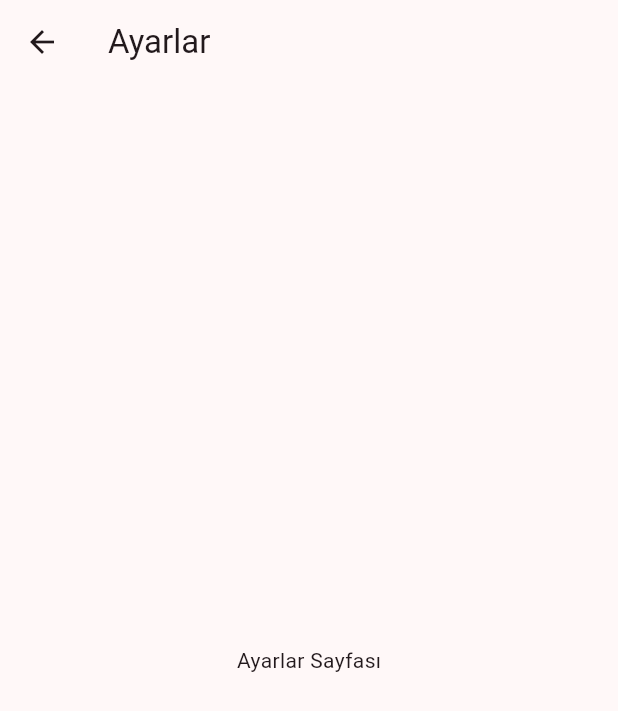
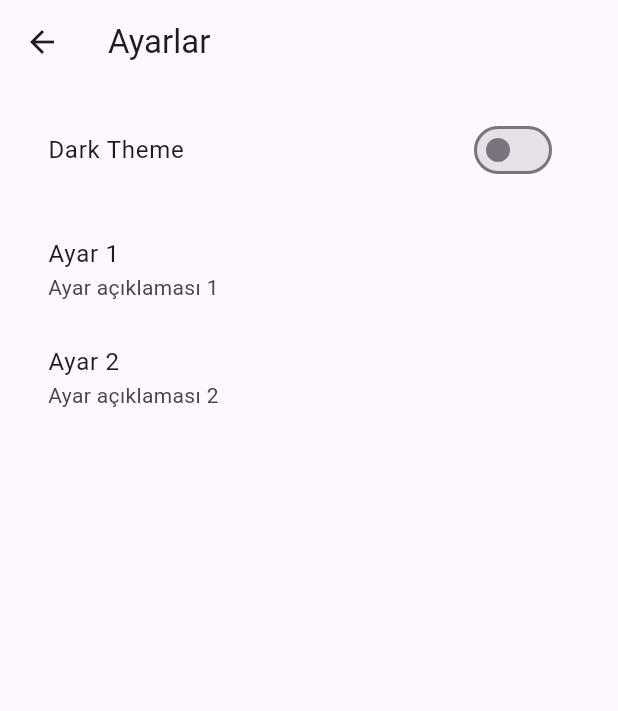
Before and after one commit to Yasin4261/Macchiato-Mobile, a Flutter app: the SettingsScreen screen opened by its route, on a phone screen of 412 x 824 dp. Shown: the top 711 px of the screen. Run offline on Flutter 3.47's test engine with Material 3 defaults, Android fonts, the phone set to English and light mode, and no system bars; our stand-ins replace badges, qr_flutter, shared_preferences; accounts and stored records are empty.

Commit message:
Add dark mode

```diff
--- /dev/null
+++ b/macchiato/lib/notifiers/theme_notifier.dart
@@ -0,0 +1,37 @@
+import 'package:flutter/material.dart';
+import 'package:shared_preferences/shared_preferences.dart';
+
+class ThemeNotifier extends ChangeNotifier {
+  final String _key = 'theme';
+  SharedPreferences? _prefs;
+  bool _isDarkTheme;
+
+  bool get isDarkTheme => _isDarkTheme;
+
+  ThemeNotifier() : _isDarkTheme = false {
+    _loadFromPrefs();
+  }
+
+  get isDarkMode => null;
+
+  void toggleTheme() {
+    _isDarkTheme = !_isDarkTheme;
+    _saveToPrefs();
+    notifyListeners();
+  }
+
+  _initPrefs() async {
+    _prefs ??= await SharedPreferences.getInstance();
+  }
+
+  _loadFromPrefs() async {
+    await _initPrefs();
+    _isDarkTheme = _prefs!.getBool(_key) ?? false;
+    notifyListeners();
+  }
+
+  _saveToPrefs() async {
+    await _initPrefs();
+    _prefs!.setBool(_key, _isDarkTheme);
+  }
+}
--- a/macchiato/lib/views/home_screen.dart
+++ b/macchiato/lib/views/home_screen.dart
@@ -26,7 +26,7 @@ class _HomeScreenState extends State<HomeScreen> {
     await Future.delayed(const Duration(seconds: 2));
 
     // Server'dan gelen bildirim sayısı örneği
-    int newNotifications = 105;
+    int newNotifications = 10;
 
     // Modeli güncelle
     Provider.of<NotificationViewModel>(context, listen: false)
--- a/macchiato/lib/views/settings_screen.dart
+++ b/macchiato/lib/views/settings_screen.dart
@@ -1,4 +1,6 @@
 import 'package:flutter/material.dart';
+import 'package:provider/provider.dart';
+import 'package:macchiato/notifiers/theme_notifier.dart';
 
 class SettingsScreen extends StatelessWidget {
   const SettingsScreen({super.key});
@@ -9,8 +11,34 @@ class SettingsScreen extends StatelessWidget {
       appBar: AppBar(
         title: const Text('Ayarlar'),
       ),
-      body: const Center(
-        child: Text('Ayarlar Sayfası'),
+      body: SingleChildScrollView(
+        padding: const EdgeInsets.all(16.0),
+        child: Column(
+          crossAxisAlignment: CrossAxisAlignment.start,
+          children: [
+            Consumer<ThemeNotifier>(
+              builder: (context, themeNotifier, child) {
+                return SwitchListTile(
+                  title: const Text('Dark Theme'),
+                  value: themeNotifier.isDarkTheme,
+                  onChanged: (value) {
+                    themeNotifier.toggleTheme();
+                  },
+                );
+              },
+            ),
+            const SizedBox(height: 16.0),
+            const ListTile(
+              title: Text('Ayar 1'),
+              subtitle: Text('Ayar açıklaması 1'),
+            ),
+            const ListTile(
+              title: Text('Ayar 2'),
+              subtitle: Text('Ayar açıklaması 2'),
+            ),
+            // Diğer ayarlar buraya eklenebilir
+          ],
+        ),
       ),
     );
   }
--- a/macchiato/pubspec.yaml
+++ b/macchiato/pubspec.yaml
@@ -38,6 +38,7 @@ dependencies:
   provider: ^6.1.2
   badges: ^3.1.2
   qr_flutter: ^4.1.0
+  shared_preferences: ^2.2.3
 
 dev_dependencies:
   flutter_test:
```
Also changed, not shown: macchiato/lib/main.dart (+17 -7 lines), 1 other file.
